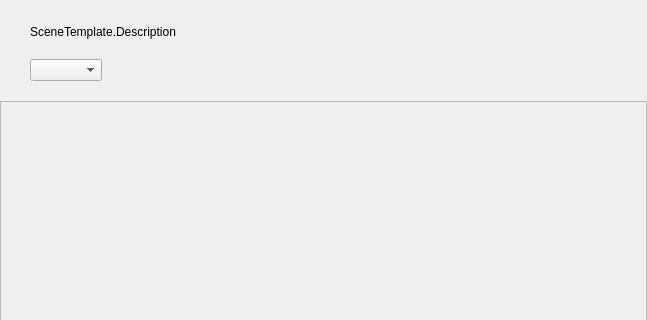
This is src/prism-live-studio/PRISMLiveStudio/prism-ui/scene-templates/PLSSceneTemplateMainScene.ui in naver/prism-live-studio as Qt 5 draws it before an edit; both pictures show x 0 to 647 and y 0 to 320 of the 647 by 539 pixel window. The edited form follows.
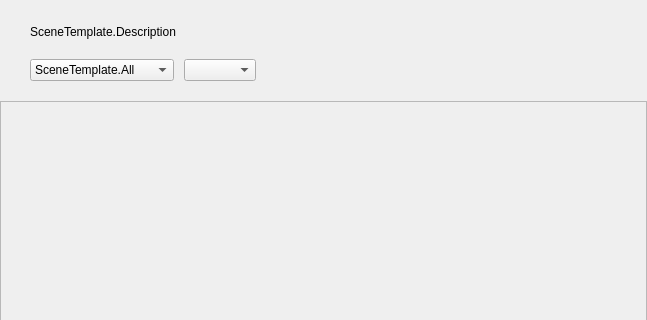
This is the edited form. Custom widgets are drawn as their Qt base class.

Patch:
```diff
--- a/src/prism-live-studio/PRISMLiveStudio/prism-ui/scene-templates/PLSSceneTemplateMainScene.ui
+++ b/src/prism-live-studio/PRISMLiveStudio/prism-ui/scene-templates/PLSSceneTemplateMainScene.ui
@@ -99,6 +99,41 @@
        </property>
       </spacer>
      </item>
+     <item>
+      <widget class="PLSComboBox" name="comboBoxPlus">
+       <item>
+        <property name="text">
+         <string>SceneTemplate.All</string>
+        </property>
+       </item>
+       <item>
+        <property name="text">
+         <string>SceneTemplate.Plus</string>
+        </property>
+       </item>
+       <item>
+        <property name="text">
+         <string>SceneTemplate.Free</string>
+        </property>
+       </item>
+      </widget>
+     </item>
+     <item>
+      <spacer name="verticalSpacer_3">
+       <property name="orientation">
+        <enum>Qt::Orientation::Vertical</enum>
+       </property>
+       <property name="sizeType">
+        <enum>QSizePolicy::Policy::Fixed</enum>
+       </property>
+       <property name="sizeHint" stdset="0">
+        <size>
+         <width>10</width>
+         <height>0</height>
+        </size>
+       </property>
+      </spacer>
+     </item>
      <item>
       <widget class="PLSComboBox" name="mainSceneComboBox"/>
      </item>
```
Left out of the diff: 20 changed lines with no effect on the pictures.
